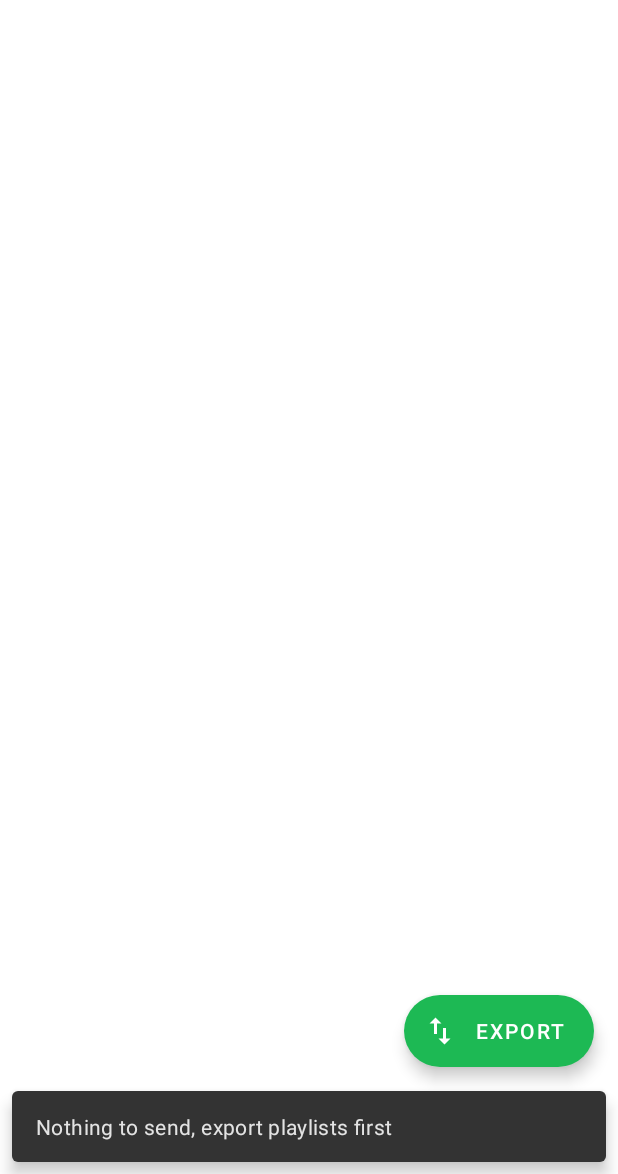
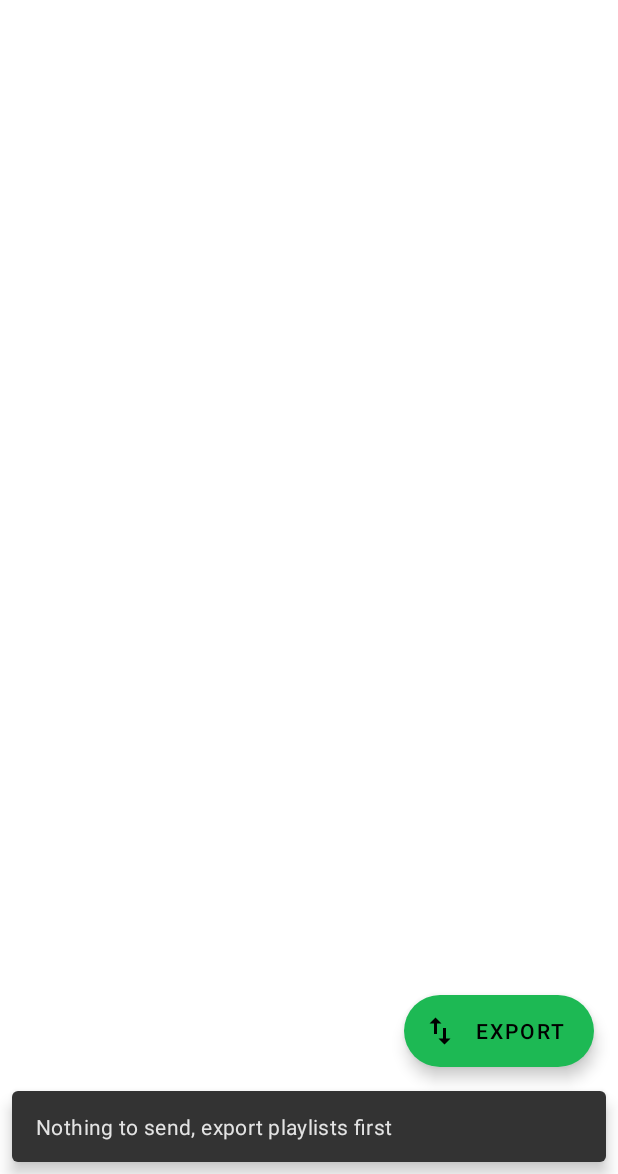
Before and after one commit to WiMank/Playlist-Export-For-Spotify, an Android app: the screen it shows after launch (MainActivity), after a tap on "export", on a phone screen of 412 x 824 dp, the part 62-1236 px from its top. Run offline under Robolectric (Android 15) with nearby library versions, the phone set to English and light mode, and no system bars; our stand-ins replace Dagger/Hilt's generated code, Room's generated code, Timber, data binding; libraries missing offline, so code that uses them is left out: androidx.hilt, androidx.hilt.lifecycle, androidx.hilt.work, net.openid.appauth; 3 statements that could not run were skipped.

Commit message:
fix: fab theme

```diff
--- a/app/src/main/res/drawable/ic_import_export_24px.xml
+++ b/app/src/main/res/drawable/ic_import_export_24px.xml
@@ -4,6 +4,6 @@
     android:viewportWidth="24"
     android:viewportHeight="24">
     <path
-        android:fillColor="#FF000000"
+        android:fillColor="@color/text_icon_color"
         android:pathData="M9,3L5,6.99h3L8,14h2L10,6.99h3L9,3zM16,17.01L16,10h-2v7.01h-3L15,21l4,-3.99h-3z" />
 </vector>
--- a/app/src/main/res/layout/activity_main.xml
+++ b/app/src/main/res/layout/activity_main.xml
@@ -24,16 +24,16 @@
 
             <com.google.android.material.appbar.MaterialToolbar
                 android:id="@+id/main_toolbar"
-                app:menu="@menu/main_toolbar"
-                app:navigationIcon="@drawable/ic_menu_24px"
-                app:title="@string/app_name_label"
                 android:layout_width="match_parent"
                 android:layout_height="wrap_content"
                 android:background="?android:attr/colorPrimary"
                 android:minHeight="?attr/actionBarSize"
                 app:contentInsetStart="0dp"
                 app:layout_scrollFlags="scroll|enterAlways"
-                app:popupTheme="@style/AppTheme.PopupOverlay">
+                app:menu="@menu/main_toolbar"
+                app:navigationIcon="@drawable/ic_menu_24px"
+                app:popupTheme="@style/AppTheme.PopupOverlay"
+                app:title="@string/app_name_label">
 
             </com.google.android.material.appbar.MaterialToolbar>
 
@@ -53,6 +53,9 @@
 
         <com.google.android.material.floatingactionbutton.ExtendedFloatingActionButton
             android:id="@+id/ex_fab_main"
+            android:textColor="@color/text_color"
+            app:backgroundTint="@color/spotify_green"
+            app:iconTint="@color/icon_color"
             android:layout_width="wrap_content"
             android:layout_height="wrap_content"
             android:layout_gravity="end|bottom"
--- a/app/src/main/res/values-night/colors.xml
+++ b/app/src/main/res/values-night/colors.xml
@@ -3,6 +3,7 @@
     <color name="colorPrimary">#1DB954</color>
     <color name="colorPrimaryDark">#15833C</color>
     <color name="colorAccent">#1DB954</color>
+    <color name="textColorPrimary">#FFFFFF</color>
 
     <color name="spotify_green">#1DB954</color>
     <color name="spotify_black">#191414</color>
@@ -12,5 +13,7 @@
     <color name="white">#FFFFFF</color>
 
     <color name="icon_color">#FFFFFF</color>
+    <color name="text_icon_color">#FFFFFF</color>
+    <color name="text_color">#FFFFFF</color>
 
 </resources>
--- a/app/src/main/res/values/colors.xml
+++ b/app/src/main/res/values/colors.xml
@@ -3,6 +3,7 @@
     <color name="colorPrimary">#FFFFFF</color>
     <color name="colorPrimaryDark">#CFCFCF</color>
     <color name="colorAccent">#1DB954</color>
+    <color name="textColorPrimary">#000000</color>
 
     <color name="spotify_green">#1DB954</color>
     <color name="spotify_black">#191414</color>
@@ -12,5 +13,7 @@
     <color name="white">#FFFFFF</color>
 
     <color name="icon_color">#000000</color>
+    <color name="text_color">#000000</color>
+    <color name="text_icon_color">#000000</color>
 
 </resources>
--- a/app/src/main/res/values/styles.xml
+++ b/app/src/main/res/values/styles.xml
@@ -4,8 +4,6 @@
         <item name="colorPrimary">@color/colorPrimary</item>
         <item name="colorPrimaryDark">@color/colorPrimaryDark</item>
         <item name="colorAccent">@color/colorAccent</item>
-        <item name="colorSecondary">@color/spotify_green</item>
-        <item name="colorOnSecondary">@color/white</item>
     </style>
 
     <style name="AppTheme.AppBarOverlay" parent="ThemeOverlay.MaterialComponents.ActionBar" />
```
